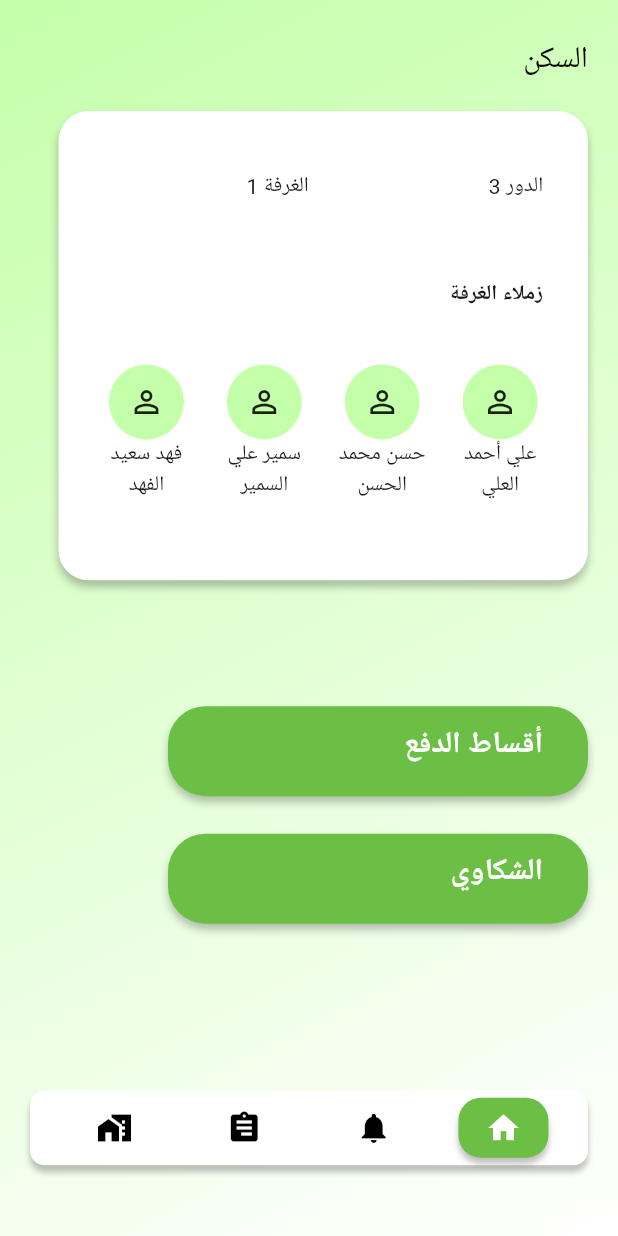
After one commit to AhmedOmarAlkitheri/RowadApp, a Flutter app: the HouseScreen screen opened directly, on a phone screen of 412 x 824 dp. The commit adds this screen. Run offline on Flutter 3.47's test engine with Material 3 defaults, Android fonts, the light colour scheme and no system bars; our stand-ins replace chat_bubbles, dio, fl_chart, flutter_localization; Roboto replaces fonts that are missing (Janna).

Commit message:
initlize the branch

```diff
--- /dev/null
+++ b/lib/core/View/Widgets/houseWidgets/container_button.dart
@@ -0,0 +1,28 @@
+import 'package:flutter/cupertino.dart';
+import 'package:flutter/material.dart';
+
+class ContainerButton extends StatelessWidget {
+   ContainerButton({super.key, this.text, this.onTaputton});
+  String? text;
+  GestureTapCallback? onTaputton;
+  @override
+  Widget build(BuildContext context) {
+    return InkWell(
+      onTap: onTaputton,
+      child: Container(
+        padding: EdgeInsets.only(right: 30,top: 11),
+        width:280 ,height:60 ,
+        decoration: BoxDecoration(
+          color: Color(0xff6BBF44),
+          borderRadius: BorderRadius.circular(25),
+          boxShadow: [BoxShadow(
+            color: Colors.black.withOpacity(0.25),
+            blurRadius: 4,
+            offset: Offset(0,4),
+          )],
+        ),
+        child: Text('$text',style:TextStyle(color: Colors.white,fontSize: 20,fontWeight: FontWeight.bold,fontFamily:'Janna'),),
+      ),
+    );
+  }
+}
--- /dev/null
+++ b/lib/core/View/Widgets/houseWidgets/icon_container.dart
@@ -0,0 +1,27 @@
+import 'package:flutter/cupertino.dart';
+import 'package:flutter/material.dart';
+import 'package:provider/provider.dart';
+import 'package:rowadapp/core/viewmodels/room_vm.dart';
+
+class IconContainer extends StatelessWidget {
+  IconContainer({super.key, this.text});
+  String? text;
+  @override
+  Widget build(BuildContext context) {
+    return Container(
+        width: 60,
+        child: Column(children: [
+          Container(
+            width: 50,height: 50,
+            decoration: BoxDecoration(
+              borderRadius: BorderRadius.circular(25),
+              color: Color(0xffC4FFA9),
+            ),
+            child: Icon(Icons.person_outline_outlined),
+          ),
+         Text('$text',softWrap: true,textAlign: TextAlign.center,),
+        ],),
+
+    );
+  }
+}
--- /dev/null
+++ b/lib/core/View/screens/house_screen.dart
@@ -0,0 +1,180 @@
+import 'package:flutter/material.dart';
+import 'package:provider/provider.dart';
+import 'package:rowadapp/core/View/Widgets/houseWidgets/container_button.dart';
+import 'package:rowadapp/core/View/Widgets/houseWidgets/icon_container.dart';
+import 'package:rowadapp/core/models/room.dart';
+import 'package:rowadapp/global/constraints/app_color.dart';
+
+import '../../viewmodels/room_vm.dart';
+import '../Widgets/Navigationbar.dart';
+
+class HouseScreen extends StatelessWidget {
+  RoomVM rVM = RoomVM();
+   HouseScreen({super.key});
+
+  @override
+  Widget build(BuildContext context) {
+    return SafeArea(
+        child: Scaffold(
+            body: Container(
+              padding: EdgeInsets.all(20),
+              decoration: BoxDecoration(
+                gradient: LinearGradient(
+                  begin: Alignment.topLeft,
+                    end: Alignment.bottomRight,
+                    colors: [Color(0xffC4FFA9),Color(0xFFFFFFFF)])
+              ),
+               child: Column(
+                 crossAxisAlignment: CrossAxisAlignment.start,
+                 children: [
+                   SizedBox(height: 5,),
+                   Text('السكن',style: TextStyle(color: Colors.black,fontSize: 20)),
+                   SizedBox(height: 20,),
+                Expanded( flex: 3,
+                  child: Container(
+                    padding: EdgeInsets.only(top: 15,left: 10,right: 10),
+                    height: 230,
+                   width: 353,
+                   decoration: BoxDecoration(
+                     borderRadius: BorderRadius.circular(20),
+                     boxShadow: [BoxShadow(
+                       color: Colors.black.withOpacity(0.25),
+                       blurRadius: 4,
+                       offset: Offset(0,4),
+                     )],
+                     color: Colors.white,
+                   ),
+                      child: Column(
+                        crossAxisAlignment: CrossAxisAlignment.start,
+                        children: [
+                        Expanded(
+                          flex: 1,
+                         child: Row(
+                          //mainAxisAlignment: MainAxisAlignment.spaceBetween,
+                           children: [
+                             SizedBox(width: 20,),
+                            Consumer<RoomVM>(builder: (ctx,r,child){
+                              return Text('الدور ${r.room.floor}');
+                            },),
+                           SizedBox(width: 120,),
+                             Consumer<RoomVM>(builder: (ctx,r,child){
+                               return Text('الغرفة ${r.room.roomNo}');
+                             },),
+                             SizedBox(width: 20,),
+                         ],),
+                       ),
+                          Expanded(
+                            flex: 1,
+                              child: Row(children: [
+                            SizedBox(width: 20,),
+                            Text('زملاء الغرفة',style: TextStyle(fontWeight: FontWeight.bold),),] )),
+                          SizedBox(height: 10,),
+                          Expanded(
+                            flex: 2,
+                              child: Center(
+                            child: Row(
+                              mainAxisAlignment: MainAxisAlignment.spaceEvenly,
+                              children: [
+                                Consumer<RoomVM>(builder: (ctx,r,child) {
+                                  return IconContainer(
+                                      text: r.room.roomMates[0]);
+                                }),
+                                Consumer<RoomVM>(builder: (ctx,r,child) {
+                                  return IconContainer(
+                                      text: r.room.roomMates[1]);
+                                }),
+                                Consumer<RoomVM>(builder: (ctx,r,child) {
+                                  return IconContainer(
+                                      text: r.room.roomMates[2]);
+                                }),
+                                Consumer<RoomVM>(builder: (ctx,r,child) {
+                                  return IconContainer(
+                                      text: r.room.roomMates[3]);
+                                }),
+                              // Container(
+                              //   width: 60,
+                              //   child: Column(children: [
+                              //     Container(
+                              //       width: 50,height: 50,
+                              //       decoration: BoxDecoration(
+                              //         borderRadius: BorderRadius.circular(25),
+                              //         color: Color(0xffC4FFA9),
+                              //       ),
+                              //       child: Icon(Icons.person_outline_outlined),
+                              //     ),
+                              //     Text('${rVM.r.roomMates[0]}',softWrap: true,textAlign: TextAlign.center,)
+                              //   ],),
+                              // ),
+                              // Container(
+                              //   width: 60,
+                              //   child: Column(children: [
+                              //     Container(
+                              //       width: 50,height: 50,
+                              //       decoration: BoxDecoration(
+                              //         borderRadius: BorderRadius.circular(25),
+                              //         color: Color(0xffC4FFA9),
+                              //       ),
+                              //       child: Icon(Icons.person_outline_outlined),
+                              //     ),
+                              //     Text('${rVM.r.roomMates[1]}',softWrap: true,textAlign: TextAlign.center,)
+                              //   ],),
+                              // ),
+                              // Container(
+                              //   width: 60,
+                              //   child: Column(children: [
+                              //     Container(
+                              //       width: 50,height: 50,
+                              //       decoration: BoxDecoration(
+                              //         borderRadius: BorderRadius.circular(25),
+                              //         color: Color(0xffC4FFA9),
+                              //       ),
+                              //       child: Icon(Icons.person_outline_outlined),
+                              //     ),
+                              //     Text('${rVM.r.roomMates[2]}',softWrap: true,textAlign: TextAlign.center,)
+                              //   ],),
+                              // ),
+                              // Container(
+                              //   width: 60,
+                              //   child: Column(children: [
+                              //     Container(
+                              //       width: 50,height: 50,
+                              //       decoration: BoxDecoration(
+                              //         borderRadius: BorderRadius.circular(25),
+                              //         color: Color(0xffC4FFA9),
+                              //       ),
+                              //       child: Icon(Icons.person_outline_outlined),
+                              //     ),
+                              //     Text('${rVM.r.roomMates[3]}',softWrap: true,textAlign: TextAlign.center,)
+                              //   ],),
+                              // )
+                            ],),
+                          ))
+                      ],),
+                  ),
+                ),
+                 //  SizedBox(height: 10,),
+                   Expanded(flex: 3,
+                     child: Column(
+                       crossAxisAlignment: CrossAxisAlignment.center,
+                       mainAxisAlignment: MainAxisAlignment.center,
+                       children: [
+                         ContainerButton(
+                      //     onTaputton: ,
+                           text: 'أقساط الدفع',),
+                         SizedBox(height: 25,),
+                         ContainerButton(
+                        //   onTaputton: ,
+                           text: 'الشكاوي',),
+                       ],
+                     ),),
+                   Expanded(child: Navigationbar()),
+                 ],
+               ),
+              ),
+            ),
+
+      )
+
+    ;
+  }
+}
--- /dev/null
+++ b/lib/core/models/room.dart
@@ -0,0 +1,15 @@
+class Room{
+  late String roomNo;
+  late String floor ;
+  late String suit;
+  late List<String> roomMates;
+
+  Room({ required this.roomNo,required this.floor,required this.suit, required this.roomMates});
+
+  Room.fromJson(Map<dynamic,dynamic> json){
+    roomNo= json['roomNo'];
+    floor= json['floor'];
+    suit= json['suit'];
+    roomMates= List<String>.from(json['roomMates']);
+  }
+}
--- /dev/null
+++ b/lib/core/viewmodels/room_vm.dart
@@ -0,0 +1,26 @@
+import 'package:dio/dio.dart';
+import 'package:flutter/foundation.dart';
+import 'package:rowadapp/core/models/room.dart';
+
+class RoomVM with ChangeNotifier{
+
+ RoomVM(){
+   getRoomInfo();
+ }
+  late Room room;
+ getRoomInfo(){
+  Map<String,dynamic> roomInfo = {
+    'roomNo': '1',
+    'floor': '3',
+    'suit': 's1',
+    'roomMates': ['علي أحمد العلي', 'حسن محمد الحسن', 'سمير علي السمير', 'فهد سعيد الفهد']};
+  room = Room.fromJson(roomInfo);
+  notifyListeners();
+}
+
+  // void getData() async {
+  //   Dio dio =Dio();
+  //   Response response =  await dio.get('');
+  //   Map<String,dynamic> room = response.data;
+  // }
+}
--- a/lib/global/constraints/app_color.dart
+++ b/lib/global/constraints/app_color.dart
@@ -1,6 +1,5 @@
 class AppColor {
   static const int primaryColor = 0xFF6BBF44;
-
   static const int secondaryColor = 0xFFC4FFA9; //98FF67
   static const int secondaryTwoColor = 0xFFFFFFFF;
   static const int ShadowColor = 0xFFA79F9F;
```
Also changed, not shown: pubspec.yaml (+4 -4 lines), assets/fonts/Janna LT Bold.ttf (added), assets/images/building.png (renamed from assets/building.png), assets/images/logo.png (renamed from assets/logo.png), assets/images/logout.png (renamed from assets/logout.png), assets/images/moon.png (renamed from assets/moon.png), assets/images/notif-filled.png (renamed from assets/notif-filled.png), assets/images/notif-outlined.png (renamed from assets/notif-outlined.png), assets/images/person.png (renamed from assets/person.png), assets/images/program.png (renamed from assets/program.png), 1 other file.
